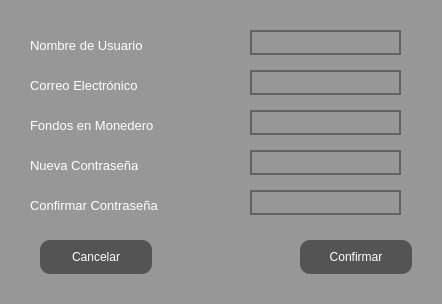
This is src/GUI/ChangeUsersView.ui in jesusramondovale/IngenicaSTS as Qt 5 draws it before an edit. The edited form follows.
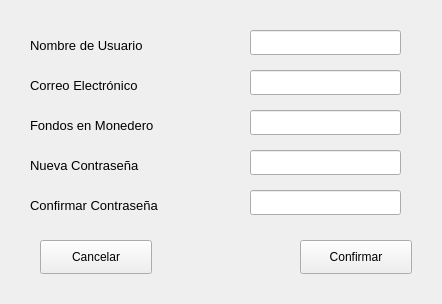
This is the edited form. Icons and pictures are not drawn.

Commit message:
Añadido: Consultas View*
*Por añadir: rellenado de tabla

The edit to the form file:
```diff
--- a/src/GUI/ChangeUsersView.ui
+++ b/src/GUI/ChangeUsersView.ui
@@ -18,51 +18,8 @@
     <normaloff>../../dist/launcher/src/feather/mainLogo.ico</normaloff>../../dist/launcher/src/feather/mainLogo.ico</iconset>
   </property>
   <property name="styleSheet">
-   <string notr="true">* {
-	 background-color: rgb(151, 151, 151)
-}
+   <string notr="true">
 
-QLabel {
-	color: rgb(255, 255, 255);
-	
-	font: 75 10pt &quot;Yu Gothic UI&quot;;
-
-}
-
-QLineEdit {
-	border:  2px solid rgb(98, 98, 98);
-	border-radius: 15px;
-	color: rgb(255, 255, 255);
-	background-color: rgb(151, 151, 151)
-}
-QLineEdit:hover{
-	border: 2px solid rgb(48,50,62);
-}
-
-QLineEdit:focus {
-
-	border : 2px solid rgb(48,50,62)
-
-}
-
-
-QPushButton {
-
-	border-radius: 10px;
-	background-color: rgb(84, 84, 84);
-	color:rgb(255, 255, 255)
-
-}
-
-QPushButton:hover {
-	 background-color: rgb(0, 85,124);
-     color: rgb(255, 255, 255)
-}
-
-QPushButton:checked {
-                                    background-color: rgb(0, 85,124);
-                                    color: rgb(255, 255, 255)
-                                }
 
 </string>
   </property>
@@ -80,7 +37,7 @@
      <font>
       <family>Yu Gothic UI</family>
       <pointsize>10</pointsize>
-      <weight>9</weight>
+      <weight>50</weight>
       <italic>false</italic>
       <bold>false</bold>
      </font>
@@ -105,7 +62,7 @@
      <font>
       <family>Yu Gothic UI</family>
       <pointsize>10</pointsize>
-      <weight>9</weight>
+      <weight>50</weight>
       <italic>false</italic>
       <bold>false</bold>
      </font>
@@ -130,7 +87,7 @@
      <font>
       <family>Yu Gothic UI</family>
       <pointsize>10</pointsize>
-      <weight>9</weight>
+      <weight>50</weight>
       <italic>false</italic>
       <bold>false</bold>
      </font>
@@ -220,7 +177,7 @@
      <font>
       <family>Yu Gothic UI</family>
       <pointsize>10</pointsize>
-      <weight>9</weight>
+      <weight>50</weight>
       <italic>false</italic>
       <bold>false</bold>
      </font>
@@ -255,7 +212,7 @@
      <font>
       <family>Yu Gothic UI</family>
       <pointsize>10</pointsize>
-      <weight>9</weight>
+      <weight>50</weight>
       <italic>false</italic>
       <bold>false</bold>
      </font>
```
The commit also changes 10 other files.
